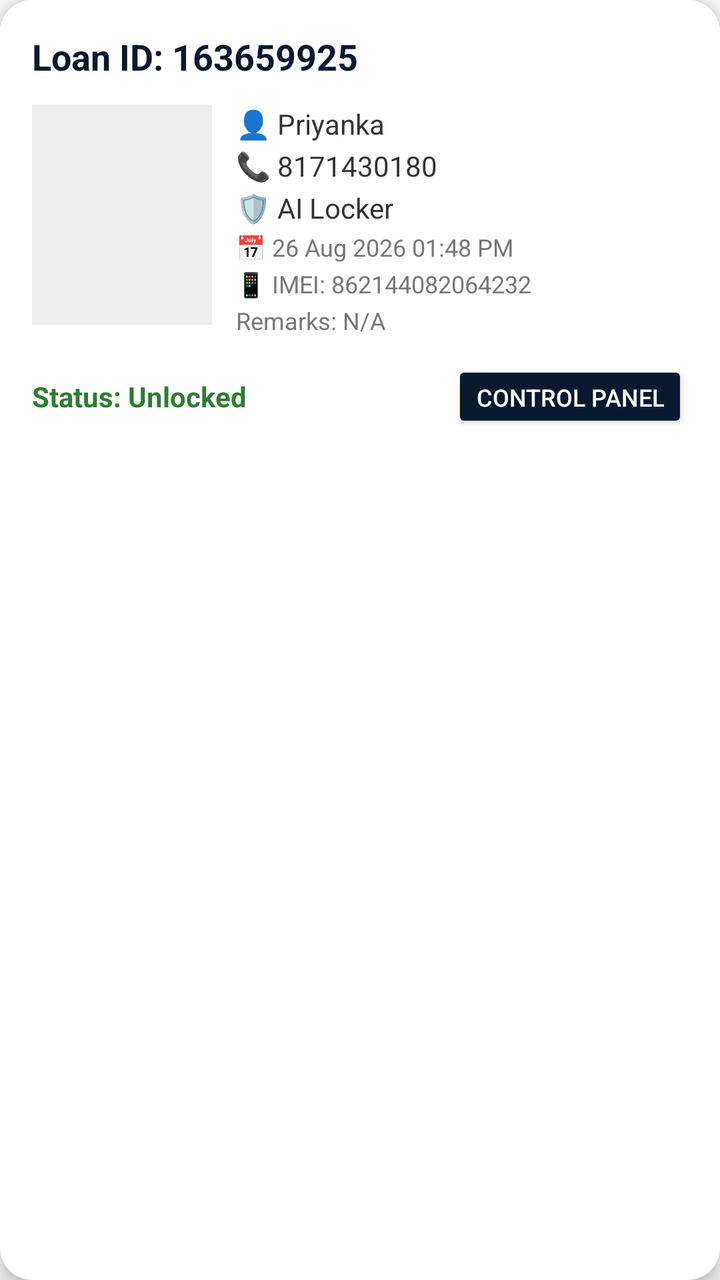
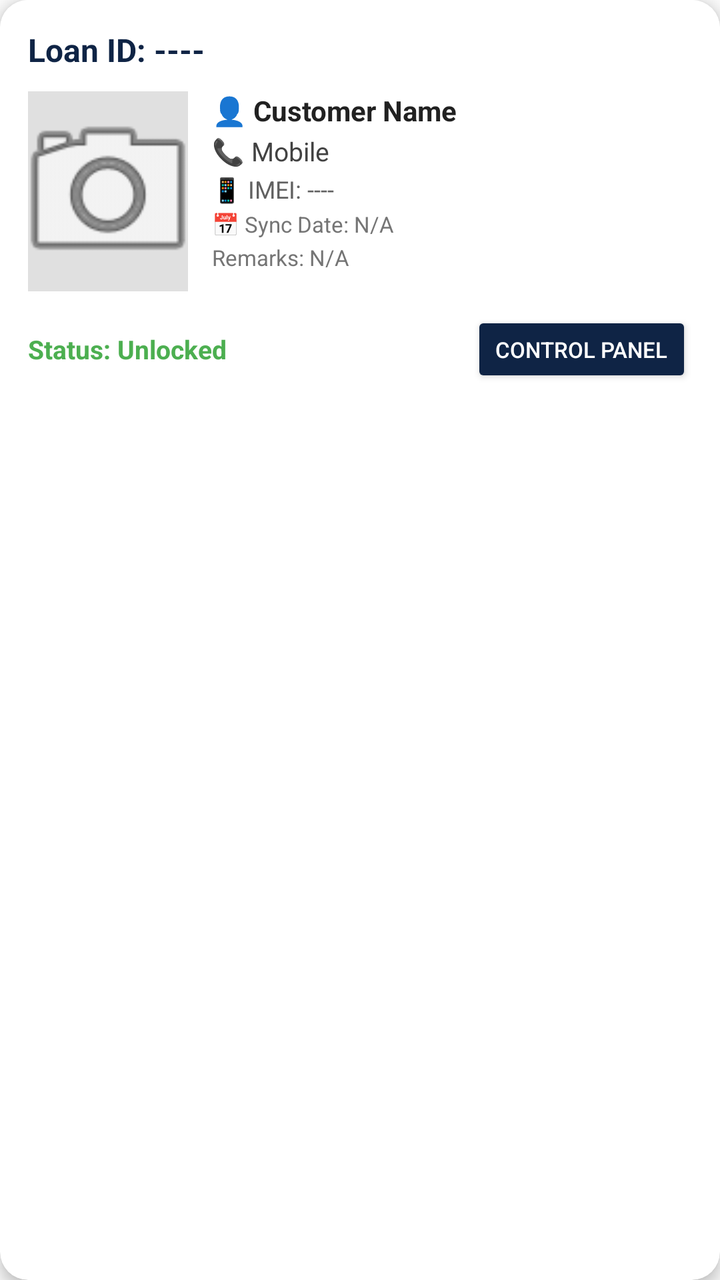

Screens rendered from an Android XML layout before and after an edit, with the pre-edit source and the edit as a unified diff.
<!-- AndroidManifest.xml: application theme Theme.AppCompat.Light.NoActionBar -->
<!-- res/layout/item_customer_card.xml -->
<?xml version="1.0" encoding="utf-8"?>
<androidx.cardview.widget.CardView xmlns:android="http://schemas.android.com/apk/res/android"
    xmlns:app="http://schemas.android.com/apk/res-auto"
    android:layout_width="match_parent"
    android:layout_height="wrap_content"
    android:layout_margin="12dp"
    app:cardCornerRadius="16dp"
    app:cardElevation="6dp">

    <LinearLayout
        android:layout_width="match_parent"
        android:layout_height="wrap_content"
        android:orientation="vertical"
        android:padding="16dp"
        android:background="@color/white">

        
        <TextView
            android:id="@+id/tvLoanId"
            android:layout_width="match_parent"
            android:layout_height="wrap_content"
            android:text="Loan ID: 163659925"
            android:textSize="18sp"
            android:textStyle="bold"
            android:textColor="@color/colorPrimary"
            android:layout_marginBottom="12dp"/>

        <LinearLayout
            android:layout_width="match_parent"
            android:layout_height="wrap_content"
            android:orientation="horizontal">

            
            <ImageView
                android:id="@+id/imgCustomerProfile"
                android:layout_width="90dp"
                android:layout_height="110dp"
                android:background="#EEEEEE"
                android:scaleType="centerCrop"
                android:layout_marginEnd="12dp"/>

            
            <LinearLayout
                android:layout_width="0dp"
                android:layout_height="wrap_content"
                android:layout_weight="1"
                android:orientation="vertical">

                <TextView
                    android:id="@+id/tvCustomerName"
                    android:layout_width="wrap_content"
                    android:layout_height="wrap_content"
                    android:text="👤 Priyanka"
                    android:textColor="@color/colorTextPrimary"
                    android:textSize="14sp"/>

                <TextView
                    android:id="@+id/tvCustomerPhone"
                    android:layout_width="wrap_content"
                    android:layout_height="wrap_content"
                    android:text="📞 8171430180"
                    android:textColor="@color/colorTextPrimary"
                    android:textSize="14sp"
                    android:layout_marginTop="2dp"/>

                <TextView
                    android:layout_width="wrap_content"
                    android:layout_height="wrap_content"
                    android:text="🛡️ AI Locker"
                    android:textColor="@color/colorTextPrimary"
                    android:textSize="14sp"
                    android:layout_marginTop="2dp"/>

                <TextView
                    android:id="@+id/tvSyncDate"
                    android:layout_width="wrap_content"
                    android:layout_height="wrap_content"
                    android:text="📅 26 Aug 2026 01:48 PM"
                    android:textColor="@color/colorTextSecondary"
                    android:textSize="12sp"
                    android:layout_marginTop="2dp"/>

                <TextView
                    android:id="@+id/tvImei"
                    android:layout_width="wrap_content"
                    android:layout_height="wrap_content"
                    android:text="📱 IMEI: 862144082064232"
                    android:textColor="@color/colorTextSecondary"
                    android:textSize="12sp"
                    android:layout_marginTop="2dp"/>

                <TextView
                    android:id="@+id/tvRemarks"
                    android:layout_width="wrap_content"
                    android:layout_height="wrap_content"
                    android:text="Remarks: N/A"
                    android:textColor="@color/colorTextSecondary"
                    android:textSize="12sp"
                    android:layout_marginTop="2dp"/>
            </LinearLayout>
        </LinearLayout>

        
        <LinearLayout
            android:layout_width="match_parent"
            android:layout_height="wrap_content"
            android:orientation="horizontal"
            android:layout_marginTop="12dp"
            android:gravity="center_vertical">
            <TextView
                android:id="@+id/tvStatus"
                android:layout_width="0dp"
                android:layout_height="wrap_content"
                android:layout_weight="1"
                android:text="Status: Unlocked"
                android:textStyle="bold"
                android:textColor="@color/green_success"
                android:textSize="14sp"/>
            
            <Button
                android:id="@+id/btnOpenControl"
                android:layout_width="wrap_content"
                android:layout_height="36dp"
                android:text="Control Panel"
                android:textSize="12sp"
                android:backgroundTint="@color/colorPrimary"
                android:textColor="@color/white"/>
        </LinearLayout>

    </LinearLayout>
</androidx.cardview.widget.CardView>
<!-- resources referenced by this layout -->
<resources>
  <color name="colorPrimary">#0A192F</color>
  <color name="colorTextPrimary">#333333</color>
  <color name="colorTextSecondary">#777777</color>
  <color name="green_success">#2E7D32</color>
  <color name="white">#FFFFFF</color>
</resources>

<!-- the commit's change to res/layout/item_customer_card.xml (unified diff, before → after) -->
@@ -3,43 +3,41 @@
     xmlns:app="http://schemas.android.com/apk/res-auto"
     android:layout_width="match_parent"
     android:layout_height="wrap_content"
-    android:layout_margin="12dp"
-    app:cardCornerRadius="16dp"
-    app:cardElevation="6dp">
+    android:layout_margin="10dp"
+    app:cardCornerRadius="14dp"
+    app:cardElevation="4dp">
 
     <LinearLayout
         android:layout_width="match_parent"
         android:layout_height="wrap_content"
         android:orientation="vertical"
-        android:padding="16dp"
-        android:background="@color/white">
+        android:padding="14dp"
+        android:background="#FFFFFF">
 
-        
         <TextView
             android:id="@+id/tvLoanId"
             android:layout_width="match_parent"
             android:layout_height="wrap_content"
-            android:text="Loan ID: 163659925"
-            android:textSize="18sp"
+            android:text="Loan ID: ----"
+            android:textSize="16sp"
             android:textStyle="bold"
-            android:textColor="@color/colorPrimary"
-            android:layout_marginBottom="12dp"/>
+            android:textColor="#0F2445"
+            android:layout_marginBottom="10dp"/>
 
         <LinearLayout
             android:layout_width="match_parent"
             android:layout_height="wrap_content"
             android:orientation="horizontal">
 
-            
             <ImageView
                 android:id="@+id/imgCustomerProfile"
-                android:layout_width="90dp"
-                android:layout_height="110dp"
-                android:background="#EEEEEE"
+                android:layout_width="80dp"
+                android:layout_height="100dp"
+                android:background="#E0E0E0"
+                android:src="@android:drawable/ic_menu_camera"
                 android:scaleType="centerCrop"
                 android:layout_marginEnd="12dp"/>
 
-            
             <LinearLayout
                 android:layout_width="0dp"
                 android:layout_height="wrap_content"
@@ -50,43 +48,36 @@
                     android:id="@+id/tvCustomerName"
                     android:layout_width="wrap_content"
                     android:layout_height="wrap_content"
-                    android:text="👤 Priyanka"
-                    android:textColor="@color/colorTextPrimary"
-                    android:textSize="14sp"/>
+                    android:text="👤 Customer Name"
+                    android:textColor="#212121"
+                    android:textSize="14sp"
+                    android:textStyle="bold"/>
 
                 <TextView
                     android:id="@+id/tvCustomerPhone"
                     android:layout_width="wrap_content"
                     android:layout_height="wrap_content"
-                    android:text="📞 8171430180"
-                    android:textColor="@color/colorTextPrimary"
-                    android:textSize="14sp"
+                    android:text="📞 Mobile"
+                    android:textColor="#424242"
+                    android:textSize="13sp"
                     android:layout_marginTop="2dp"/>
 
                 <TextView
+                    android:id="@+id/tvImei"
                     android:layout_width="wrap_content"
                     android:layout_height="wrap_content"
-                    android:text="🛡️ AI Locker"
-                    android:textColor="@color/colorTextPrimary"
-                    android:textSize="14sp"
+                    android:text="📱 IMEI: ----"
+                    android:textColor="#616161"
+                    android:textSize="12sp"
                     android:layout_marginTop="2dp"/>
 
                 <TextView
                     android:id="@+id/tvSyncDate"
                     android:layout_width="wrap_content"
                     android:layout_height="wrap_content"
-                    android:text="📅 26 Aug 2026 01:48 PM"
-                    android:textColor="@color/colorTextSecondary"
-                    android:textSize="12sp"
-                    android:layout_marginTop="2dp"/>
-
-                <TextView
-                    android:id="@+id/tvImei"
-                    android:layout_width="wrap_content"
-                    android:layout_height="wrap_content"
-                    android:text="📱 IMEI: 862144082064232"
-                    android:textColor="@color/colorTextSecondary"
-                    android:textSize="12sp"
+                    android:text="📅 Sync Date: N/A"
+                    android:textColor="#757575"
+                    android:textSize="11sp"
                     android:layout_marginTop="2dp"/>
 
                 <TextView
@@ -94,19 +85,19 @@
                     android:layout_width="wrap_content"
                     android:layout_height="wrap_content"
                     android:text="Remarks: N/A"
-                    android:textColor="@color/colorTextSecondary"
-                    android:textSize="12sp"
+                    android:textColor="#757575"
+                    android:textSize="11sp"
                     android:layout_marginTop="2dp"/>
             </LinearLayout>
         </LinearLayout>
 
-        
         <LinearLayout
             android:layout_width="match_parent"
             android:layout_height="wrap_content"
             android:orientation="horizontal"
-            android:layout_marginTop="12dp"
+            android:layout_marginTop="10dp"
             android:gravity="center_vertical">
+
             <TextView
                 android:id="@+id/tvStatus"
                 android:layout_width="0dp"
@@ -114,17 +105,17 @@
                 android:layout_weight="1"
                 android:text="Status: Unlocked"
                 android:textStyle="bold"
-                android:textColor="@color/green_success"
-                android:textSize="14sp"/>
-            
+                android:textColor="#4CAF50"
+                android:textSize="13sp"/>
+
             <Button
                 android:id="@+id/btnOpenControl"
                 android:layout_width="wrap_content"
-                android:layout_height="36dp"
+                android:layout_height="38dp"
                 android:text="Control Panel"
-                android:textSize="12sp"
-                android:backgroundTint="@color/colorPrimary"
-                android:textColor="@color/white"/>
+                android:textSize="11sp"
+                android:backgroundTint="#0F2445"
+                android:textColor="#FFFFFF"/>
         </LinearLayout>
 
     </LinearLayout>
<!-- resource entries referenced after the edit -->
@@ -1,9 +1,5 @@
 <!-- resources referenced by this layout -->
 <resources>
-  <color name="colorPrimary">#0A192F</color>
-  <color name="colorTextPrimary">#333333</color>
-  <color name="colorTextSecondary">#777777</color>
-  <color name="green_success">#2E7D32</color>
-  <color name="white">#FFFFFF</color>
+
 </resources>
 
